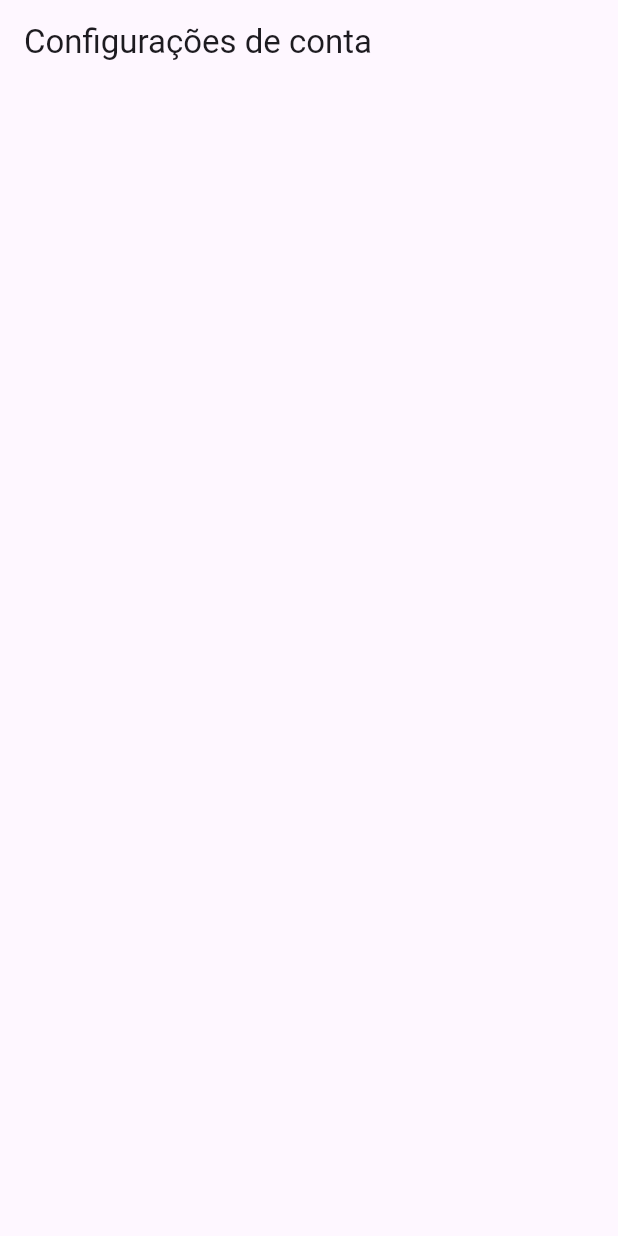
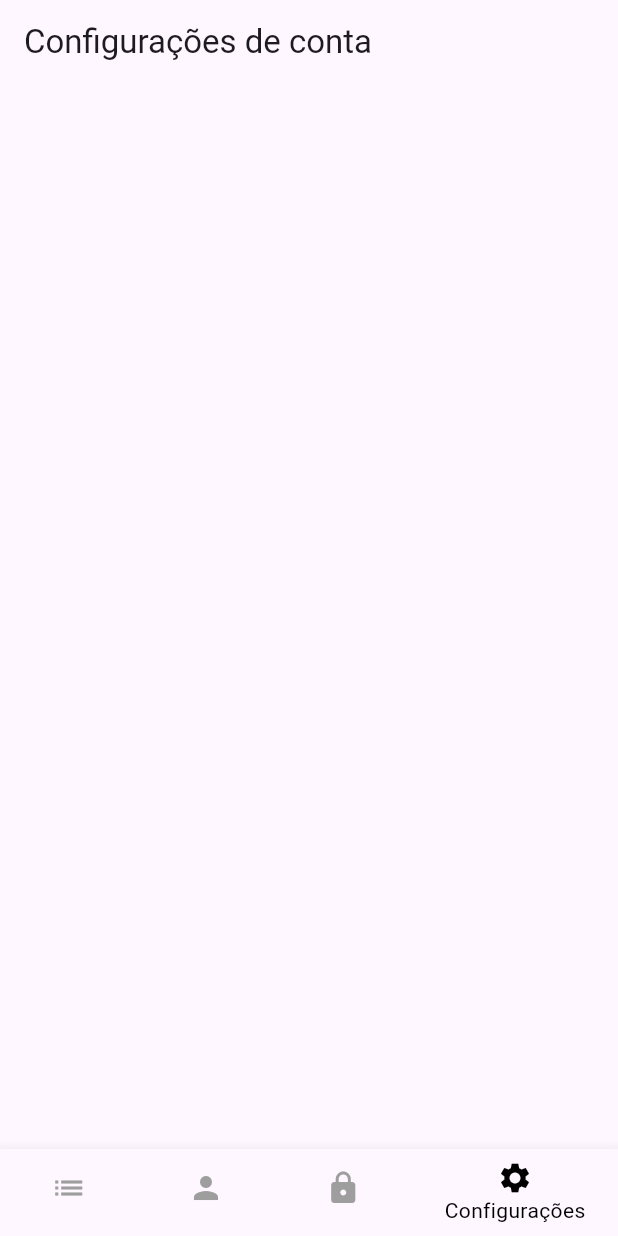
Before and after one commit to NinjaFeeders/right-mobile-ninja-feedis, a Flutter app: the screen it shows after launch, swiped to page 4, on a phone screen of 412 x 824 dp. Run offline on Flutter 3.47's test engine with Material 3 defaults, Android fonts, the light colour scheme and no system bars; our stand-ins replace flutter_screenutil.

Commit message:
Slider + Feed + Message class

```diff
--- /dev/null
+++ b/lib/model/message.dart
@@ -0,0 +1,19 @@
+
+
+class Message{
+ String icon;
+ String user;
+ String title;
+ String bodyMessage;
+ String status;
+
+ Message({
+  required this.icon,
+  required this.user,
+  required this.title,
+  required this.bodyMessage,
+  required this.status
+});
+
+
+}
--- a/lib/page/feed.dart
+++ b/lib/page/feed.dart
@@ -1,3 +1,4 @@
+import 'package:feedis/repository/colector.dart';
 import 'package:flutter/material.dart';
 
 class FeedPage extends StatefulWidget {
@@ -7,13 +8,37 @@ class FeedPage extends StatefulWidget {
   State<FeedPage> createState() => _FeedPageState();
 }
 
-class _FeedPageState extends State<FeedPage> {
+class _FeedPageState extends State<FeedPage> with TickerProviderStateMixin {
+
+
   @override
   Widget build(BuildContext context) {
-    return Scaffold(
-      appBar: AppBar(
-        title: Text("Feed principal"),
-      ),
+
+    final feedMessage = Colector.tabela;
+
+     return MaterialApp(
+      debugShowCheckedModeBanner: false,
+      home: Scaffold(
+        appBar: AppBar(
+          title: const Text('Feed principal'),
+        ),
+        body: ListView.separated(itemBuilder: (BuildContext context, int message){
+          return ListTile(
+            leading: Image.asset(feedMessage[message].icon),
+            title: Text(feedMessage[message].user),
+            subtitle: Text(feedMessage[message].title),
+            isThreeLine: true,
+            trailing: Text(feedMessage[message].status),
+          );
+        },
+         padding:  EdgeInsets.all(16), separatorBuilder: (_, __) => Divider(), itemCount: feedMessage.length),
+        floatingActionButton: FloatingActionButton(
+          backgroundColor: Color.fromARGB(255, 255, 21, 165),
+          tooltip: 'Increment',
+          onPressed: (){},
+          child: const Icon(Icons.add, color: Colors.white, size: 28),
+          ),
+      )
     );
   }
 }
--- a/lib/page/home.dart
+++ b/lib/page/home.dart
@@ -22,8 +22,18 @@ class _HomePageState extends State<HomePage> {
   void initState(){
     super.initState();
     pc = PageController(initialPage: pageAtual);
+
   }
+
+  setPageAtual(page){
+    setState(() {
+      pageAtual = page;
+    });
+  }
+
+  @override
   Widget build(BuildContext context) {
+
     return Scaffold(
       body: PageView(
         controller: pc,
@@ -33,6 +43,23 @@ class _HomePageState extends State<HomePage> {
           PrivatePage(),
           ConfigPage(),
         ],
+
+        onPageChanged: setPageAtual,
+
+      ),
+      bottomNavigationBar: BottomNavigationBar(
+        currentIndex: pageAtual,
+        unselectedItemColor: Colors.grey,
+        selectedItemColor: Colors.black,
+        items: [
+          BottomNavigationBarItem(icon: Icon(Icons.list), label: 'Feedis'),
+          BottomNavigationBarItem(icon: Icon(Icons.person), label: 'Conexões'),
+          BottomNavigationBarItem(icon: Icon(Icons.lock), label: 'Privado'),
+          BottomNavigationBarItem(icon: Icon(Icons.settings), label: 'Configurações')
+        ],
+        onTap: (pageAtual){
+          pc.animateToPage(pageAtual, duration: Duration(milliseconds: 400), curve: Curves.ease);
+        },
       ),
     );
   }
--- /dev/null
+++ b/lib/repository/colector.dart
@@ -0,0 +1,19 @@
+import 'package:feedis/model/message.dart';
+
+class Colector{
+  static List<Message> tabela = [
+    Message(icon: 'images/user_icon.png', user: 'Fulano', title: 'Meu titulo \nSe trata de um texto muito interessante escrito por mim para representar o corpo do texto', bodyMessage: "Se trata de um texto muito interessante", status: 'privado',),
+    Message(icon: 'images/user_icon.png', user: 'Ciclano', title: 'Eu ensino', bodyMessage: "Não se trata de um texto muito diferente", status: 'offline',),
+    Message(icon: 'images/user_icon.png', user: 'Beltrano', title: 'Você aprende', bodyMessage: "lore ipsulum rex vox cumulus testius mandatorios", status: 'online',),
+    Message(icon: 'images/user_icon.png', user: 'Fulano', title: 'Meu titulo', bodyMessage: "Se trata de um texto muito interessante", status: 'offline',),
+    Message(icon: 'images/user_icon.png', user: 'Ciclano', title: 'Eu ensino', bodyMessage: "Não se trata de um texto muito diferente", status: 'offline',),
+    Message(icon: 'images/user_icon.png', user: 'Fulano', title: 'Meu titulo', bodyMessage: "Se trata de um texto muito interessante", status: 'offline',),
+    Message(icon: 'images/user_icon.png', user: 'Ciclano', title: 'Eu ensino', bodyMessage: "Não se trata de um texto muito diferente", status: 'offline',),
+    Message(icon: 'images/user_icon.png', user: 'Fulano', title: 'Meu titulo', bodyMessage: "Se trata de um texto muito interessante", status: 'offline',),
+    Message(icon: 'images/user_icon.png', user: 'Ciclano', title: 'Eu ensino', bodyMessage: "Não se trata de um texto muito diferente", status: 'offline',),
+    Message(icon: 'images/user_icon.png', user: 'Beltrano', title: 'Você aprende', bodyMessage: "lore ipsulum rex vox cumulus testius mandatorios", status: 'online',),
+    Message(icon: 'images/user_icon.png', user: 'Fulano', title: 'Meu titulo', bodyMessage: "Se trata de um texto muito interessante", status: 'offline',),
+    Message(icon: 'images/user_icon.png', user: 'Ciclano', title: 'Eu ensino', bodyMessage: "Não se trata de um texto muito diferente", status: 'offline',),
+    Message(icon: 'images/user_icon.png', user: 'Fulano', title: 'Meu titulo', bodyMessage: "Se trata de um texto muito interessante", status: 'offline',),
+  ];
+}
```
Also changed, not shown: images/user_icon.png (added).
